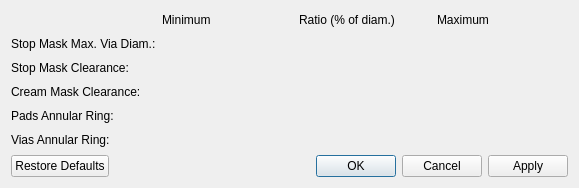
The window that libs/librepcb/editor/project/boardeditor/boarddesignrulesdialog.ui (LibrePCB/LibrePCB) describes before a commit, drawn with Qt 5.
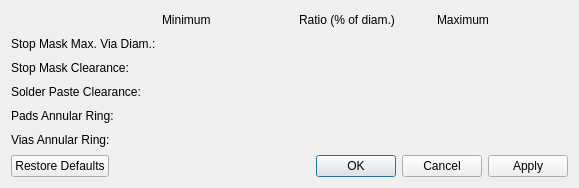
The same window after the commit. Custom widgets are drawn as their Qt base class.

Commit message:
Rename term "cream mask" to "solder paste" everywhere
For consistency and to avoid confusion due to different terms for the
same thing.

What changed in the file:
```diff
--- a/libs/librepcb/editor/project/boardeditor/boarddesignrulesdialog.ui
+++ b/libs/librepcb/editor/project/boardeditor/boarddesignrulesdialog.ui
@@ -27,7 +27,7 @@
    <item row="3" column="0">
     <widget class="QLabel" name="label_8">
      <property name="text">
-      <string>Cream Mask Clearance:</string>
+      <string>Solder Paste Clearance:</string>
      </property>
     </widget>
    </item>
```
Left out of the diff: 12 changed lines with no effect on the pictures. The commit also changes 9 other files.
